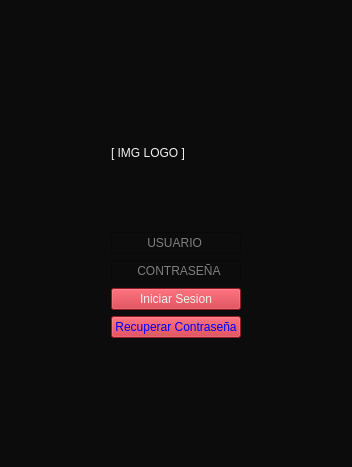
This is Restaurante/Login.ui in camvaz/restaurante-ihc as Qt 5 draws it before an edit. The edited form follows.
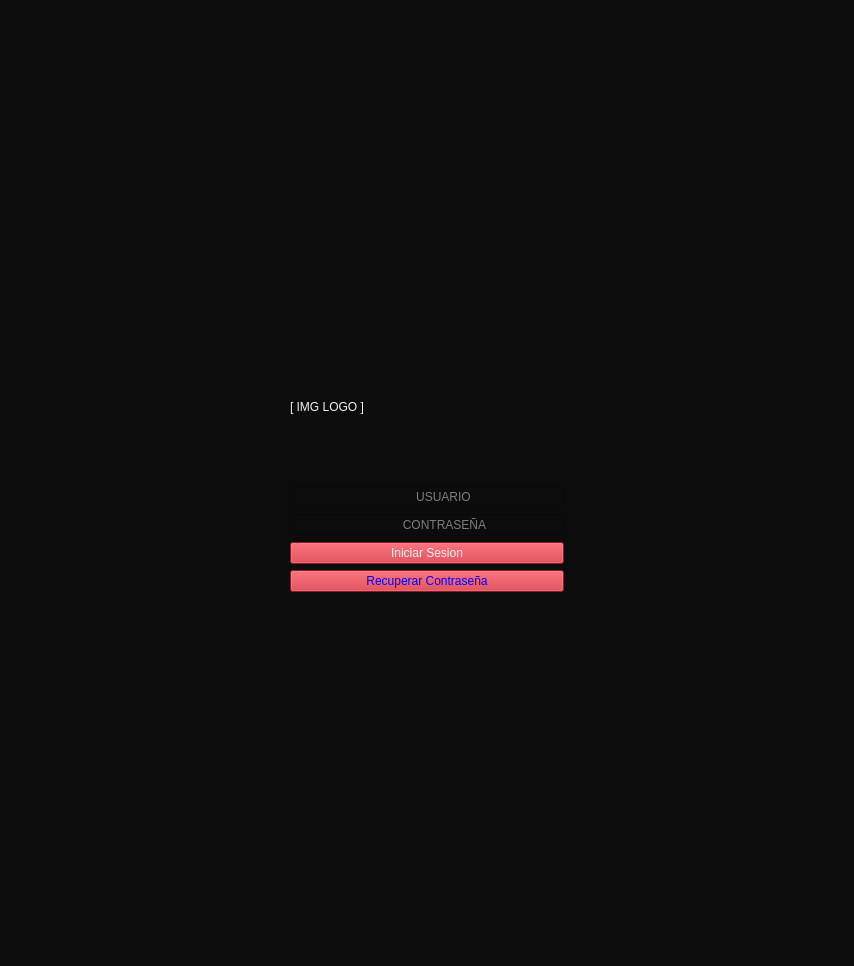
This is the edited form.

Commit message: Reajuste a la resolucion de la pantallas login

```diff
--- a/Restaurante/Login.ui
+++ b/Restaurante/Login.ui
@@ -6,8 +6,8 @@
    <rect>
     <x>0</x>
     <y>0</y>
-    <width>352</width>
-    <height>467</height>
+    <width>854</width>
+    <height>966</height>
    </rect>
   </property>
   <property name="windowTitle">
@@ -71,7 +71,7 @@
 </string>
        </property>
        <property name="placeholderText">
-        <string>       CONTRASEÑA</string>
+        <string>                                 CONTRASEÑA</string>
        </property>
       </widget>
      </item>
@@ -93,7 +93,7 @@
 </string>
        </property>
        <property name="placeholderText">
-        <string>          USUARIO</string>
+        <string>                                     USUARIO</string>
        </property>
       </widget>
      </item>
```
Left out of the diff: 6 changed lines with no effect on the pictures. The commit also changes 1 other file.
